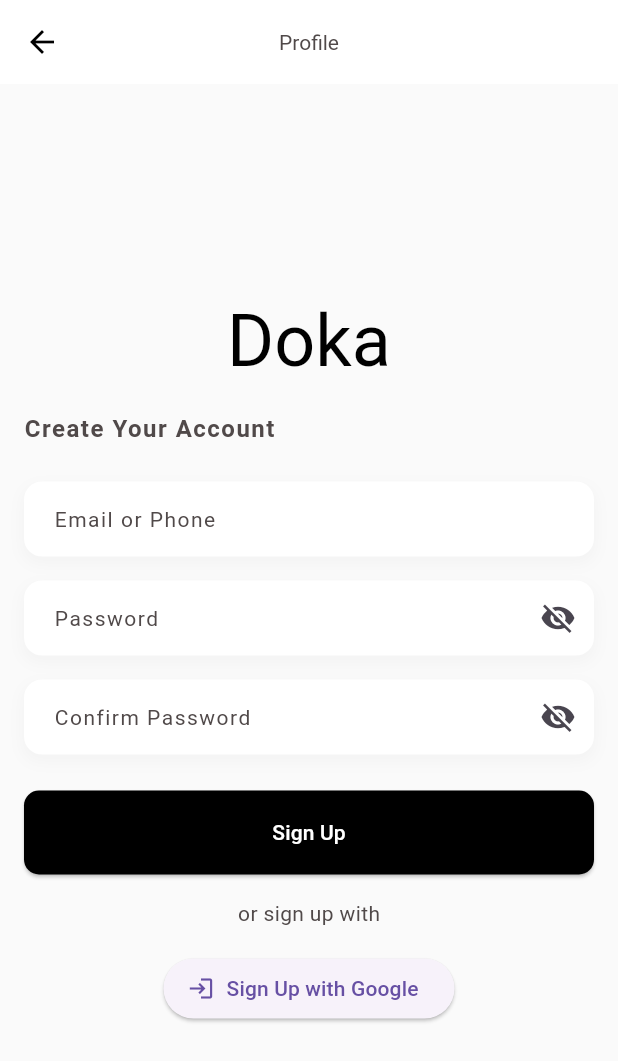
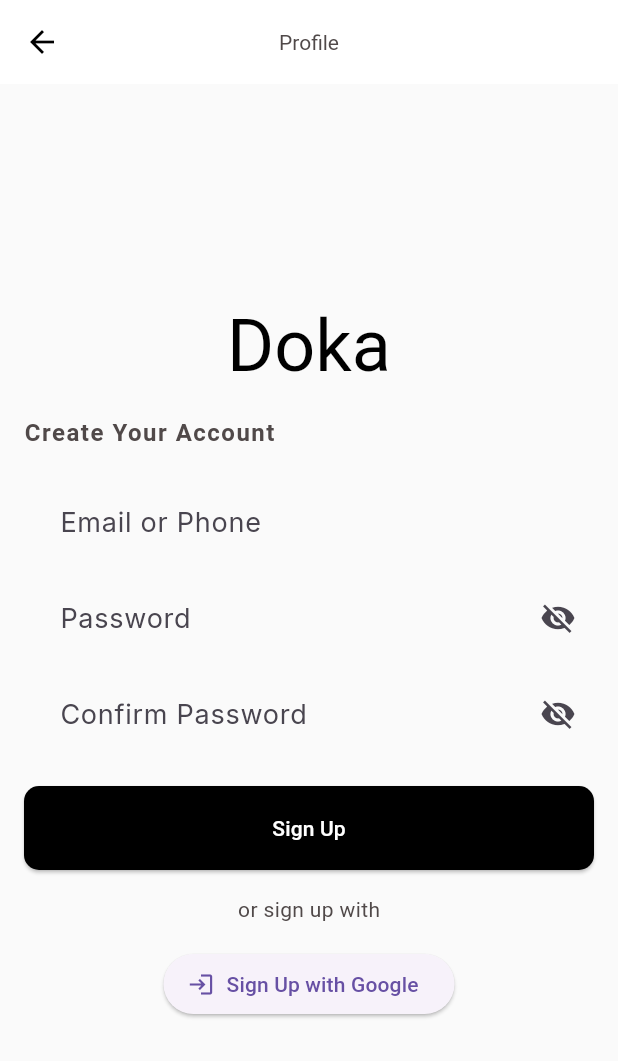
Before and after one commit to tsizion/DokaFlutterUI, a Flutter app: the ProfileScreen screen opened directly, on a phone screen of 412 x 824 dp. Shown: the top 1061 px of the screen. Run offline on Flutter 3.47's test engine with Material 3 defaults, Android fonts, the light colour scheme and no system bars; our stand-ins replace carousel_slider, google_fonts, motion_tab_bar; network calls fail.

Commit message:
error on sign up

```diff
--- a/lib/Widgets/Profile/NonRegisteredProfile.dart
+++ b/lib/Widgets/Profile/NonRegisteredProfile.dart
@@ -142,32 +142,36 @@ class _NonRegisteredProfileState extends State<NonRegisteredProfile> {
     required FormFieldSetter<String?> onSaved,
     required FormFieldValidator<String?> validator,
   }) {
-    return Container(
-      height: 50, // Set a fixed height
-      decoration: BoxDecoration(
-        borderRadius: BorderRadius.circular(12),
-        boxShadow: [
-          BoxShadow(
-            color: Color.fromARGB(255, 216, 216, 216)
-                .withOpacity(0.2), // Shadow color
-            offset: Offset(0, 4), // Horizontal and vertical offset
-            blurRadius: 8, // Blur radius
-            spreadRadius: 1, // Spread radius
-          ),
-        ],
-        color: Colors.white, // Inside color
-      ),
-      child: TextFormField(
+    return TextFormField(
       obscureText: isPassword
-            ? !(_isPasswordVisible || _isConfirmPasswordVisible)
+          ? (label == 'Password'
+              ? !_isPasswordVisible
+              : !_isConfirmPasswordVisible)
           : false,
       decoration: InputDecoration(
-            labelText: label,
-            border: InputBorder.none, // No border color
+        hintText: label, // Use hintText instead of labelText
+        border: OutlineInputBorder(
+          borderRadius: BorderRadius.circular(12),
+          borderSide: BorderSide.none, // No visible border by default
+        ),
+        errorBorder: OutlineInputBorder(
+          borderRadius: BorderRadius.circular(12),
+          borderSide:
+              BorderSide(color: Colors.red, width: 1.5), // Red border on error
+        ),
+        focusedBorder: OutlineInputBorder(
+          borderRadius: BorderRadius.circular(12),
+          borderSide: BorderSide(
+              color: Colors.black, width: 1.5), // Dark border on focus
+        ),
+        enabledBorder: OutlineInputBorder(
+          borderRadius: BorderRadius.circular(12),
+          borderSide: BorderSide.none, // Default no border
+        ),
         suffixIcon: isPassword
             ? IconButton(
                 icon: Icon(
-                      isPassword == true
+                  label == 'Password'
                       ? (_isPasswordVisible
                           ? Icons.visibility
                           : Icons.visibility_off)
@@ -177,26 +181,20 @@ class _NonRegisteredProfileState extends State<NonRegisteredProfile> {
                 ),
                 onPressed: () {
                   setState(() {
-                        if (isPassword) {
                     if (label == 'Password') {
                       _isPasswordVisible = !_isPasswordVisible;
                     } else {
-                            _isConfirmPasswordVisible =
-                                !_isConfirmPasswordVisible;
-                          }
+                      _isConfirmPasswordVisible = !_isConfirmPasswordVisible;
                     }
                   });
                 },
               )
             : null,
-            errorStyle: TextStyle(color: Colors.red),
         contentPadding: EdgeInsets.symmetric(
             vertical: 10, horizontal: 20), // Padding inside the field
-            labelStyle: displaySmallStyle // Label color
       ),
       validator: validator,
       onSaved: onSaved,
-      ),
     );
   }
 }
```
Lines whose indentation alone changed are shown as unchanged.
